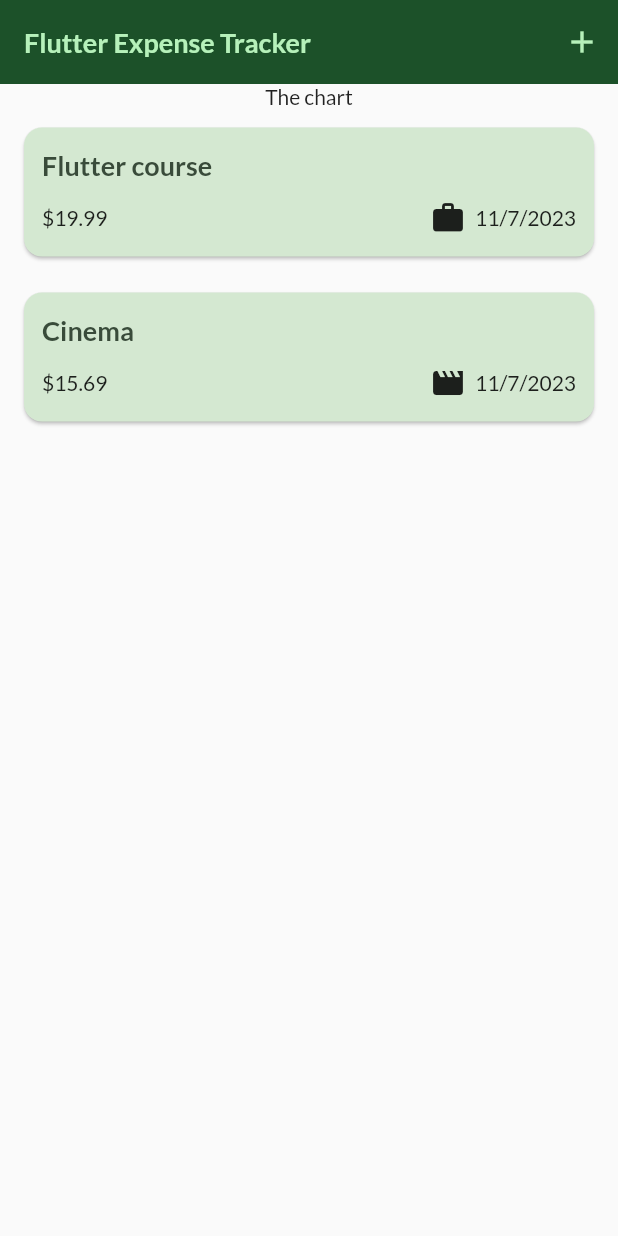
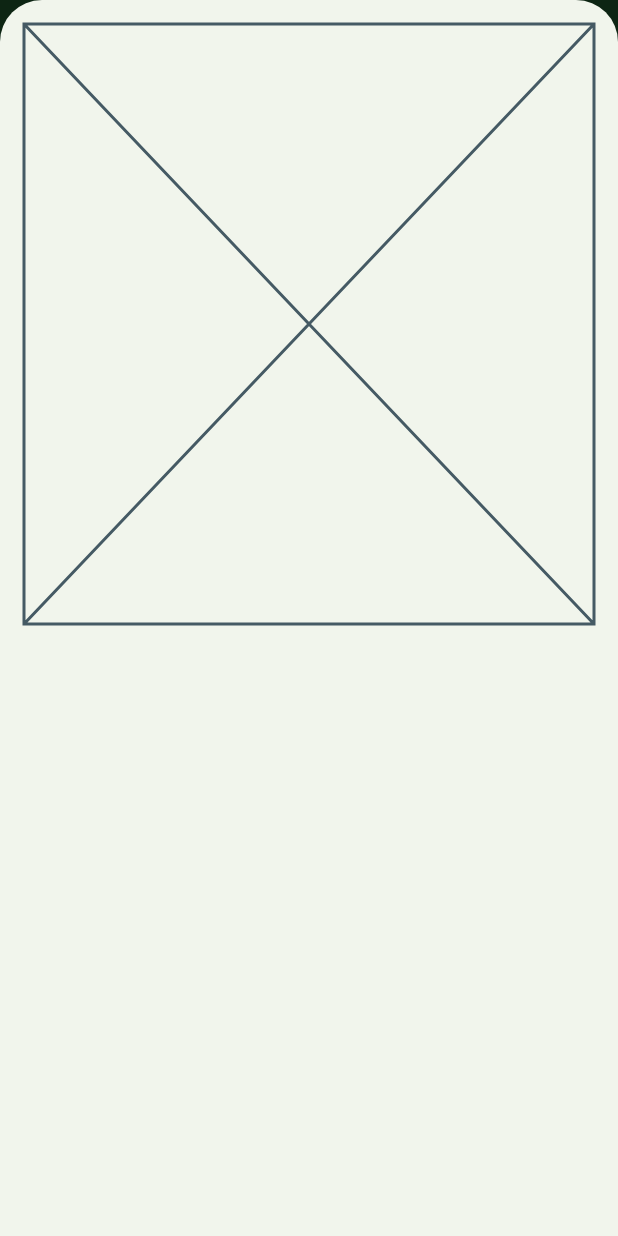
Before and after one commit to cocahonka/flutter-training-expense-tracker, a Flutter app: the screen it shows after launch, after a tap on the "add" icon, on a phone screen of 412 x 824 dp. Run offline on Flutter 3.47's test engine with Material 2 defaults, Android fonts, the phone set to English and light mode, and no system bars; our stand-ins replace google_fonts.

Commit message:
new expense modal screen add

```diff
--- a/lib/screens/expenses_screen.dart
+++ b/lib/screens/expenses_screen.dart
@@ -2,6 +2,7 @@ import 'package:expense_tracker_repeat/models/category.dart';
 import 'package:expense_tracker_repeat/models/expense.dart';
 import 'package:expense_tracker_repeat/widgets/chart/chart.dart';
 import 'package:expense_tracker_repeat/widgets/list/expenses_list.dart';
+import 'package:expense_tracker_repeat/widgets/new_expense/new_expense.dart';
 import 'package:flutter/material.dart';
 
 class ExpensesScreen extends StatefulWidget {
@@ -58,6 +59,19 @@ class _ExpensesScreenState extends State<ExpensesScreen> {
     });
   }
 
+  void _showExpenseAdderModal() {
+    showModalBottomSheet<void>(
+      context: context,
+      isScrollControlled: true,
+      useSafeArea: true,
+      builder: (context) {
+        return NewExpense(
+          saveNewExpense: _addExpense,
+        );
+      },
+    );
+  }
+
   @override
   Widget build(BuildContext context) {
     return Scaffold(
@@ -65,7 +79,7 @@ class _ExpensesScreenState extends State<ExpensesScreen> {
         title: const Text('Flutter Expense Tracker'),
         actions: [
           IconButton(
-            onPressed: () {},
+            onPressed: _showExpenseAdderModal,
             icon: const Icon(Icons.add),
           ),
         ],
--- /dev/null
+++ b/lib/widgets/new_expense/new_expense.dart
@@ -0,0 +1,54 @@
+import 'package:expense_tracker_repeat/models/category.dart';
+import 'package:expense_tracker_repeat/models/expense.dart';
+import 'package:flutter/material.dart';
+
+class NewExpense extends StatefulWidget {
+  const NewExpense({
+    required this.saveNewExpense,
+    super.key,
+  });
+
+  final ValueSetter<Expense> saveNewExpense;
+
+  @override
+  State<NewExpense> createState() => _NewExpenseState();
+}
+
+class _NewExpenseState extends State<NewExpense> {
+  final _titleController = TextEditingController();
+  final _amountController = TextEditingController();
+  DateTime? _selectedDate;
+  var _selectedCategory = Category.leisure;
+
+  @override
+  void dispose() {
+    _titleController.dispose();
+    _amountController.dispose();
+    super.dispose();
+  }
+
+  void _showDatePickerModal() {}
+
+  @override
+  Widget build(BuildContext context) {
+    final keyboardSize = MediaQuery.of(context).viewInsets.bottom;
+
+    return Padding(
+      padding: EdgeInsets.fromLTRB(16, 16, 16, 16 + keyboardSize),
+      child: SizedBox(
+        height: double.infinity,
+        child: SingleChildScrollView(
+          child: LayoutBuilder(
+            builder: (context, constraints) {
+              if (constraints.maxWidth > 600) {
+                return Placeholder();
+              } else {
+                return Placeholder();
+              }
+            },
+          ),
+        ),
+      ),
+    );
+  }
+}
```
